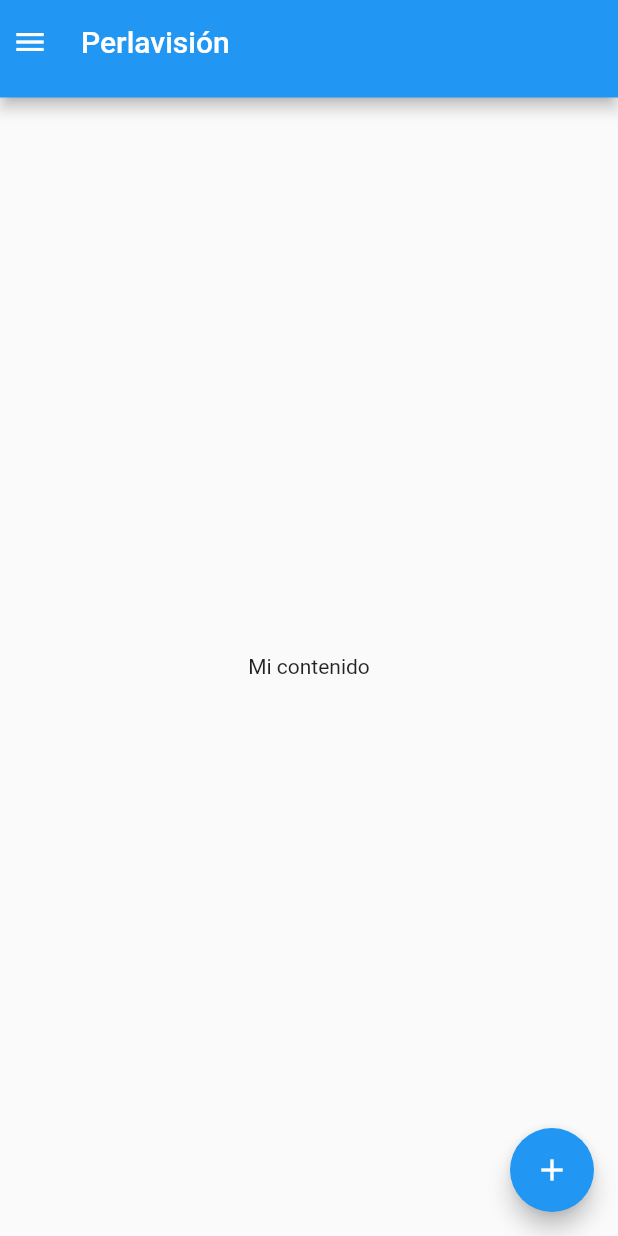
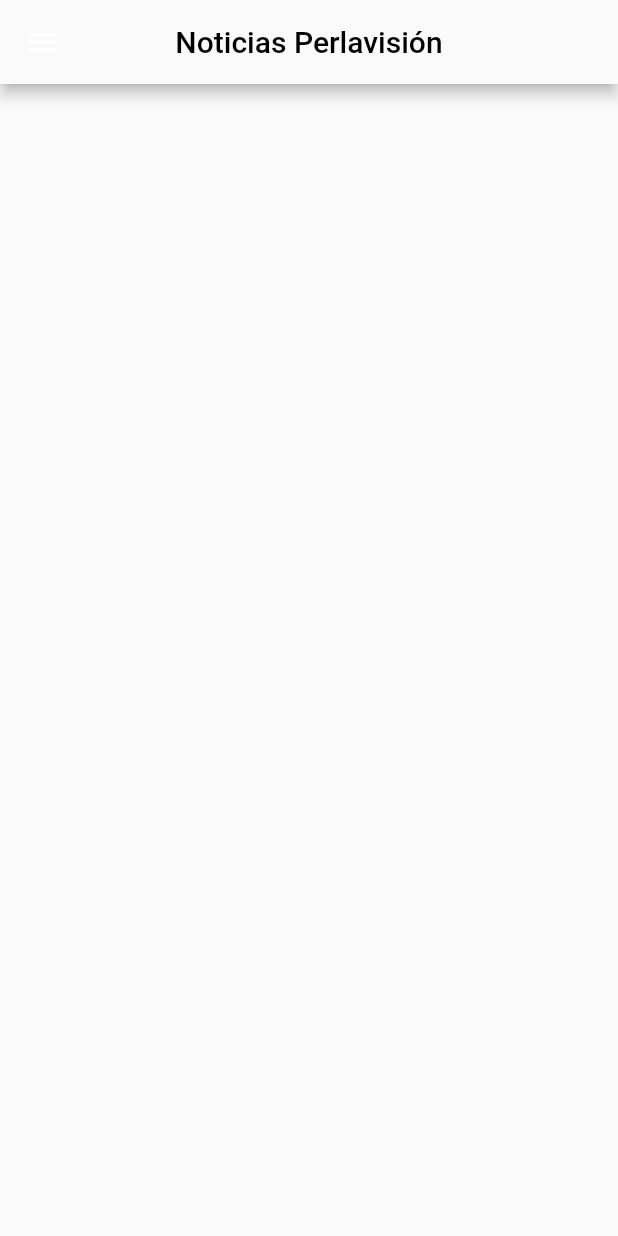
Before and after one commit to inf1316/web_apk_news, a Flutter app: the screen it shows after launch, on a phone screen of 412 x 824 dp. Run offline on Flutter 3.47's test engine with Material 2 defaults, Android fonts, the phone set to English and light mode, and no system bars.

Commit message:
refactoring general

```diff
--- a/lib/main.dart
+++ b/lib/main.dart
@@ -7,62 +7,37 @@ void main() {
 class MyApp extends StatelessWidget {
   @override
   Widget build(BuildContext context) {
-    return MaterialApp(title: 'Perlavisión Noticias', home: new HomeScreen());
+    return MaterialApp(
+        debugShowCheckedModeBanner: false,
+        title: 'Perlavisión Noticias',
+        home: HomePage());
   }
 }
 
-class HomeScreen extends StatelessWidget {
+class HomePage extends StatefulWidget {
+  @override
+  _HomePageState createState() => _HomePageState();
+}
+
+class _HomePageState extends State<HomePage> {
   @override
   Widget build(BuildContext context) {
-    return new Scaffold(
-      appBar: PreferredSize(
-        preferredSize: Size.fromHeight(65.00),
-        child: AppBar(
-          title: Text('Perlavisión'),
-          backgroundColor: Colors.blue,
-          leadingWidth: 38,
+    return Scaffold(
+      appBar: AppBar(
+        leading: IconButton(
+          onPressed: () {},
+          icon: Icon(Icons.menu),
+        ),
+        backgroundColor: Color(0xFFFAFAFA),
+        centerTitle: true,
+        title: Text(
+          "Noticias Perlavisión",
+          style: TextStyle(
+            color: Colors.black
+          ),
         ),
       ),
-      body: Center(
-          child: Center(
-        child: Text('Mi contenido'),
-      )),
-      floatingActionButton: FloatingActionButton(
-        child: Icon(Icons.add),
-        onPressed: () {},
-      ),
-      drawer: Drawer(
-        child: new ListView(
-          children: <Widget>[
-            UserAccountsDrawerHeader(
-              accountName: Text("Telecentro Perlavisión"),
-              accountEmail: Text("perlavision@gmail.com"),
-              currentAccountPicture:
-                  CircleAvatar(backgroundColor: Colors.white),
-              decoration: BoxDecoration(
-                color: Colors.blue,
-              ),
-            ),
-            ListTile(
-              title: Text('Portada'),
-              leading: Icon(Icons.home),
-              onLongPress: () => {print("Presiono")},
-            ),
-            ListTile(
-              title: Text('Notcias'),
-              leading: Icon(Icons.home),
-            ),
-            ListTile(
-              title: Text('Clasificados'),
-              leading: Icon(Icons.home),
-            ),
-            ListTile(
-              title: Text('Cartelera'),
-              leading: Icon(Icons.home),
-            ),
-          ],
-        ),
-      ),
+
     );
   }
 }
--- a/pubspec.yaml
+++ b/pubspec.yaml
@@ -28,6 +28,7 @@ dependencies:
   # The following adds the Cupertino Icons font to your application.
   # Use with the CupertinoIcons class for iOS style icons.
   cupertino_icons: ^1.0.2
+  lipsum: ^1.0.1
 
 dev_dependencies:
   flutter_test:
```
Also changed, not shown: pubspec.lock, 1 other file.
